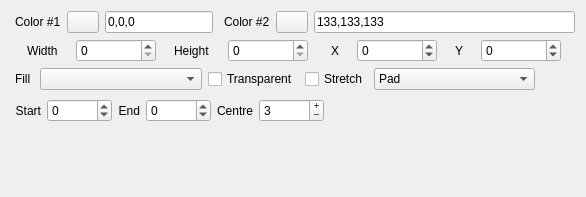
This is src/avp/components/color.ui in djfun/audio-visualizer-python as Qt 5 draws it before an edit. The edited form follows.
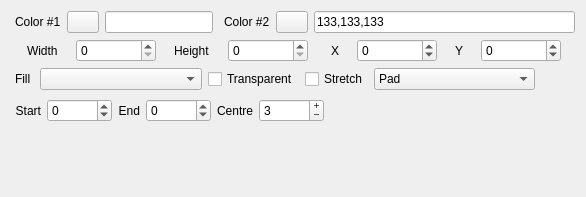
This is the edited form.

Diff of the .ui file:
```diff
--- a/src/avp/components/color.ui
+++ b/src/avp/components/color.ui
@@ -74,7 +74,7 @@
           </size>
          </property>
          <property name="text">
-          <string>0,0,0</string>
+          <string></string>
          </property>
          <property name="maxLength">
           <number>12</number>
```
